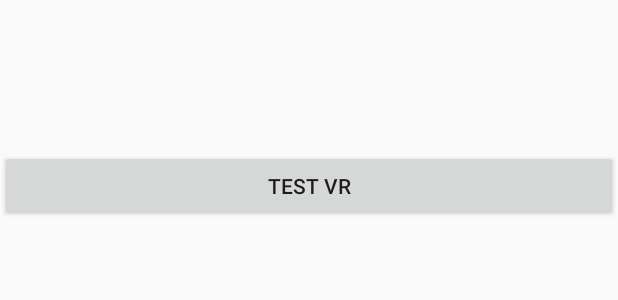
After one commit to ShrirangPatil/My-Expense-Manager, an Android app: the layout activity_vr_expense.xml on its own in the app's theme, with its tools: preview values and no code run, on a phone screen of 412 x 824 dp. The commit adds this screen. Shown: the top 300 px of the screen. Run offline under Robolectric (Android 15) with nearby library versions, the phone set to English and light mode, and no system bars.

Commit message:
Initial voice recognisation feature.
	- android voice recognization feature is awesome

```diff
--- /dev/null
+++ b/app/src/main/res/layout/activity_vr_expense.xml
@@ -0,0 +1,18 @@
+<?xml version="1.0" encoding="utf-8"?>
+<LinearLayout xmlns:android="http://schemas.android.com/apk/res/android"
+    xmlns:tools="http://schemas.android.com/tools"
+    android:layout_width="match_parent"
+    android:layout_height="match_parent"
+    android:orientation="vertical"
+    tools:context=".VRExpense">
+    <TextView
+        android:layout_width="match_parent"
+        android:layout_height="100dp"
+        android:id="@+id/text_vr_result"/>
+    <Button
+        android:layout_width="match_parent"
+        android:layout_height="wrap_content"
+        android:id="@+id/test_start"
+        android:text="Test VR"/>
+
+</LinearLayout>
```
Also changed, not shown: app/src/main/AndroidManifest.xml (+8 -1 lines), app/src/main/java/com/example/android/myexpensemanager/MainActivity.java (+12 -0 lines), app/src/main/java/com/example/android/myexpensemanager/VRExpense.java (added, +155 -0 lines), app/src/main/res/layout/activity_main.xml (+8 -1 lines), app/src/main/res/drawable/add_96.png, app/src/main/res/drawable/microphone_96.png (added), app/src/main/res/drawable/remove_96.png, app/src/main/res/drawable/search_96.png.
